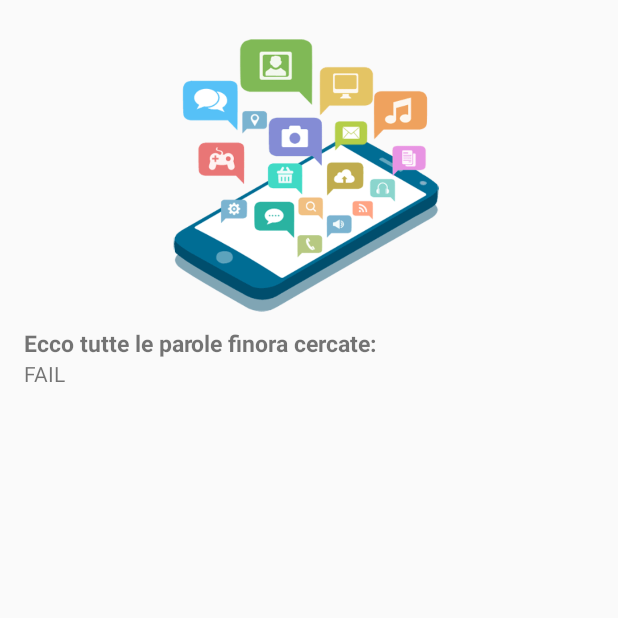
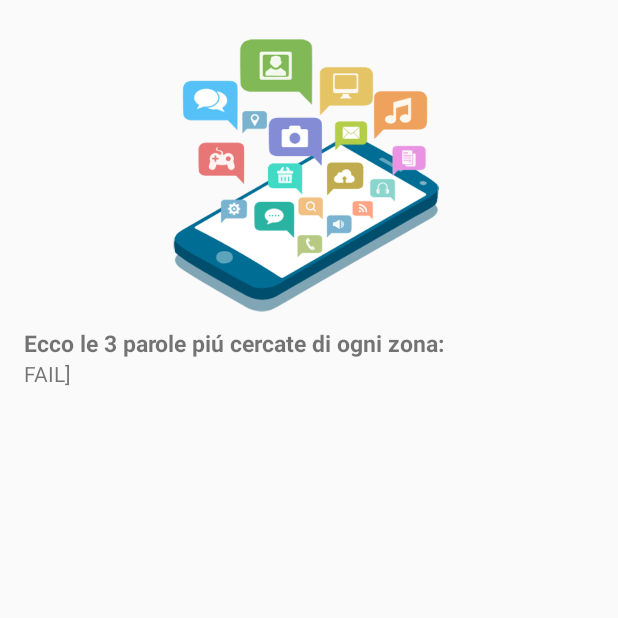
Before and after one commit to SaMariani/PCAD_Progetto, an Android app: the screen it shows after launch (PrintAllActivity), after a tap on an icon or button, on a phone screen of 412 x 824 dp, the top half of it. Run offline under Robolectric (Android 15) with nearby library versions, the phone set to English and light mode, and no system bars.

Commit message:
messo \n nell'output

```diff
--- a/app/src/main/java/pcad2019/pcadapp/PrintAllActivity.java
+++ b/app/src/main/java/pcad2019/pcadapp/PrintAllActivity.java
@@ -15,9 +15,17 @@ public class PrintAllActivity extends AppCompatActivity {
         setContentView(R.layout.activity_print_all);
         Intent intent = getIntent();
         String s = intent.getStringExtra("msg2");
+        String [] SplitW = s.split("], ");
+        String f="";
+        if(SplitW[0].isEmpty())
+            f="Non hai cercato ancora nessuna parola";
+        else {
+            for (int i = 0; i < SplitW.length && !SplitW[0].isEmpty(); ++i)
+                f = f.concat(SplitW[i].concat("]\n"));
+        }
         TextView idText = (TextView) findViewById(R.id.textView);
         idText.setMovementMethod(new ScrollingMovementMethod());
-        idText.setText(s);
+        idText.setText(f);
     }
 
     public void doGoBack(View view) { // avvia activity per la stampa 3 words
--- a/app/src/main/res/values/strings.xml
+++ b/app/src/main/res/values/strings.xml
@@ -24,7 +24,7 @@
     <string name="stampa_testo" />
     <string name="stampaTutto">STAMPA TUTTE LE PAROLE CERCATE</string>
     <string name="output_text">" "</string>
-    <string name="print_parole_cercate">Ecco tutte le parole finora cercate:</string>
+    <string name="print_parole_cercate">Ecco le 3 parole piú cercate di ogni zona:</string>
     <string name="back_to_home">BACK TO HOME</string>
     <string name="title_activity_printallactivity">PrintAllActivity</string>
 </resources>
```
